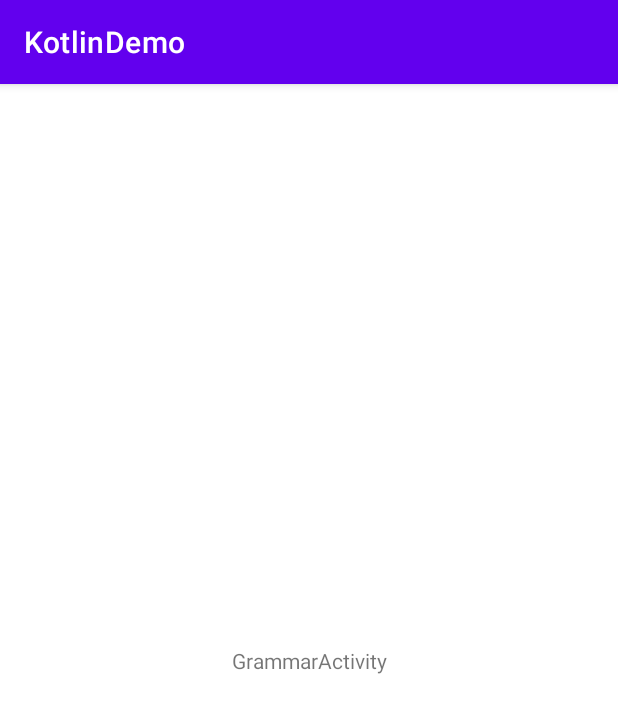
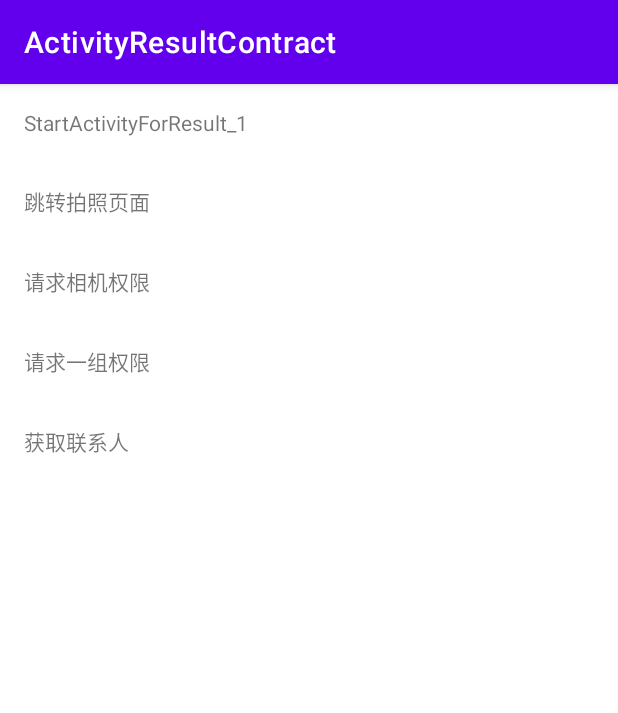
Before and after one commit to breewf/KotlinDemo, an Android app: the screen it shows after launch (GrammarActivity before the commit, ActivityResultContractActivity after it), on a phone screen of 412 x 824 dp. Shown: the top 713 px of the screen. Run offline under Robolectric (Android 15) with nearby library versions, the phone set to English and light mode, and no system bars; 4 statements that could not run were skipped.

Commit message:
update .gitignore

```diff
--- /dev/null
+++ b/app/src/main/java/com/hy/kotlindemo/ActivityResultContractActivity.kt
@@ -0,0 +1,109 @@
+package com.hy.kotlindemo
+
+import android.Manifest
+import android.content.Intent
+import android.graphics.Bitmap
+import android.net.Uri
+import androidx.appcompat.app.AppCompatActivity
+import android.os.Bundle
+import android.view.View
+import android.widget.Toast
+import androidx.activity.result.ActivityResultLauncher
+import androidx.activity.result.contract.ActivityResultContract
+import androidx.activity.result.contract.ActivityResultContracts
+import com.hy.kotlindemo.databinding.ActivityResultContractBinding
+
+class ActivityResultContractActivity : AppCompatActivity() {
+
+    private lateinit var binding: ActivityResultContractBinding
+
+    private lateinit var startForResult: ActivityResultLauncher<Intent?>
+    private lateinit var takePicture: ActivityResultLauncher<Void?>
+    private lateinit var pickContact: ActivityResultLauncher<Void?>
+
+    private lateinit var cameraPermission: ActivityResultLauncher<String?>
+    private lateinit var cameraPermission2: ActivityResultLauncher<Array<String>?>
+    private lateinit var contactPermission: ActivityResultLauncher<String?>
+
+    override fun onCreate(savedInstanceState: Bundle?) {
+        super.onCreate(savedInstanceState)
+        binding = ActivityResultContractBinding.inflate(layoutInflater)
+        setContentView(binding.root)
+
+        startForResult =
+            registerForActivityResult(ActivityResultContracts.StartActivityForResult()) {
+                if (it.resultCode == 1) {
+                    val msg = it.data?.getStringExtra("ResultContract") ?: "没有返回intent"
+                    Toast.makeText(this, msg, Toast.LENGTH_SHORT).show()
+                }
+
+                if (it.resultCode == 2) {
+                    val msg = it.data?.getStringExtra("ResultContract") ?: "没有返回intent"
+                    Toast.makeText(this, msg, Toast.LENGTH_SHORT).show()
+                }
+            }
+
+        takePicture = registerForActivityResult(ActivityResultContracts.TakePicturePreview()) {
+            binding.ivImage.setImageBitmap(it)
+        }
+
+        // 拍摄视频
+        registerForActivityResult(ActivityResultContracts.TakeVideo()) {
+
+        }
+
+        cameraPermission =
+            registerForActivityResult(ActivityResultContracts.RequestPermission()) {
+                Toast.makeText(this, "请求相机权限结果:$it", Toast.LENGTH_SHORT).show()
+            }
+
+        cameraPermission2 =
+            registerForActivityResult(ActivityResultContracts.RequestMultiplePermissions()) {
+                var result = ""
+                it.forEach { gain ->
+                    result += "获取:${gain.key} 权限 ${if (gain.value) "成功" else "失败"}"
+                }
+                Toast.makeText(this, result, Toast.LENGTH_LONG).show()
+            }
+
+        binding.tv1.setOnClickListener {
+            // 启动activity，参数传intent
+            startForResult.launch(Intent(this, ActivityResultContract2Activity::class.java))
+        }
+
+        binding.tvPick.setOnClickListener {
+            takePicture.launch(null)
+        }
+
+        binding.tvCamera.setOnClickListener {
+            cameraPermission.launch(Manifest.permission.CAMERA)
+        }
+
+        binding.tvCamera2.setOnClickListener {
+            cameraPermission2.launch(
+                arrayOf(
+                    Manifest.permission.CAMERA,
+                    Manifest.permission.READ_EXTERNAL_STORAGE,
+                    Manifest.permission.WRITE_EXTERNAL_STORAGE
+                )
+            )
+        }
+
+        contactPermission =
+            registerForActivityResult(ActivityResultContracts.RequestPermission()) {
+                if (it) {
+                    // 获取联系人权限
+                    pickContact.launch(null)
+                }
+            }
+
+        // 联系人
+        pickContact = registerForActivityResult(ActivityResultContracts.PickContact()) {
+            it?.toString()
+        }
+
+        binding.tvContact.setOnClickListener {
+            contactPermission.launch(Manifest.permission.READ_CONTACTS)
+        }
+    }
+}
--- a/app/src/main/java/com/hy/kotlindemo/MainActivity.kt
+++ b/app/src/main/java/com/hy/kotlindemo/MainActivity.kt
@@ -11,7 +11,7 @@ class MainActivity : AppCompatActivity() {
         super.onCreate(savedInstanceState)
         setContentView(R.layout.activity_main)
 
-        val intent = Intent(this, GrammarActivity::class.java)
+        val intent = Intent(this, ActivityResultContractActivity::class.java)
         startActivity(intent)
     }
 }
--- /dev/null
+++ b/app/src/main/res/layout/activity_result_contract.xml
@@ -0,0 +1,64 @@
+<?xml version="1.0" encoding="utf-8"?>
+<androidx.constraintlayout.widget.ConstraintLayout xmlns:android="http://schemas.android.com/apk/res/android"
+    xmlns:app="http://schemas.android.com/apk/res-auto"
+    xmlns:tools="http://schemas.android.com/tools"
+    android:layout_width="match_parent"
+    android:layout_height="match_parent"
+    tools:context=".ActivityResultContractActivity">
+
+    <TextView
+        android:id="@+id/tv1"
+        android:layout_width="wrap_content"
+        android:layout_height="wrap_content"
+        android:padding="16dp"
+        android:text="StartActivityForResult_1"
+        app:layout_constraintStart_toStartOf="parent"
+        app:layout_constraintTop_toTopOf="parent" />
+
+    <TextView
+        android:id="@+id/tv_pick"
+        android:layout_width="wrap_content"
+        android:layout_height="wrap_content"
+        android:padding="16dp"
+        android:text="跳转拍照页面"
+        app:layout_constraintStart_toStartOf="parent"
+        app:layout_constraintTop_toBottomOf="@+id/tv1" />
+
+    <TextView
+        android:id="@+id/tv_camera"
+        android:layout_width="wrap_content"
+        android:layout_height="wrap_content"
+        android:padding="16dp"
+        android:text="请求相机权限"
+        app:layout_constraintStart_toStartOf="parent"
+        app:layout_constraintTop_toBottomOf="@+id/tv_pick" />
+
+    <TextView
+        android:id="@+id/tv_camera2"
+        android:layout_width="wrap_content"
+        android:layout_height="wrap_content"
+        android:padding="16dp"
+        android:text="请求一组权限"
+        app:layout_constraintStart_toStartOf="parent"
+        app:layout_constraintTop_toBottomOf="@+id/tv_camera" />
+
+    <TextView
+        android:id="@+id/tv_contact"
+        android:layout_width="wrap_content"
+        android:layout_height="wrap_content"
+        android:padding="16dp"
+        android:text="获取联系人"
+        app:layout_constraintStart_toStartOf="parent"
+        app:layout_constraintTop_toBottomOf="@+id/tv_camera2" />
+
+    <ImageView
+        android:id="@+id/iv_image"
+        android:layout_width="200dp"
+        android:layout_height="0dp"
+        android:layout_margin="16dp"
+        android:scaleType="centerCrop"
+        app:layout_constraintDimensionRatio="h,9:16"
+        app:layout_constraintStart_toStartOf="parent"
+        app:layout_constraintTop_toBottomOf="@+id/tv_contact" />
+
+</androidx.constraintlayout.widget.ConstraintLayout>
--- /dev/null
+++ b/app/src/main/res/values-land/dimens.xml
@@ -0,0 +1,3 @@
+<resources>
+        <dimen name="fab_margin">48dp</dimen>
+    </resources>
--- /dev/null
+++ b/app/src/main/res/values-w1240dp/dimens.xml
@@ -0,0 +1,3 @@
+<resources>
+        <dimen name="fab_margin">200dp</dimen>
+    </resources>
--- /dev/null
+++ b/app/src/main/res/values-w600dp/dimens.xml
@@ -0,0 +1,3 @@
+<resources>
+        <dimen name="fab_margin">48dp</dimen>
+    </resources>
--- a/app/src/main/res/values/strings.xml
+++ b/app/src/main/res/values/strings.xml
@@ -1,3 +1,6 @@
 <resources>
     <string name="app_name">KotlinDemo</string>
+
+    <string name="activity_result_contract">ActivityResultContract</string>
+    <string name="activity_result_contract2">ActivityResultContract2</string>
 </resources>
--- a/settings.gradle
+++ /dev/null
@@ -1,2 +0,0 @@
-include ':app'
-rootProject.name = "KotlinDemo"
```
Also changed, not shown: app/build.gradle (deleted, +0 -51 lines), app/src/main/AndroidManifest.xml (+9 -0 lines), app/src/main/java/com/hy/kotlindemo/ActivityResultContract2Activity.kt (added, +38 -0 lines), app/src/main/res/layout/activity_result_contract2.xml (added, +27 -0 lines), build.gradle (deleted, +0 -36 lines), 1 other file.
